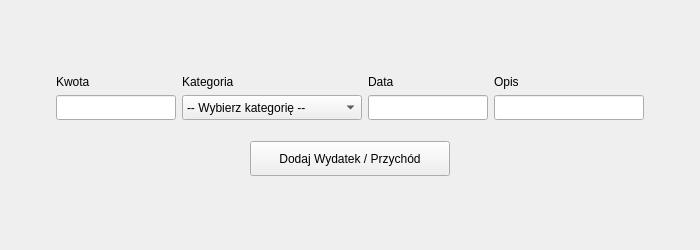
Old version of the form source/AddTransaction.ui in the repository Borejson1/FinanceManager.
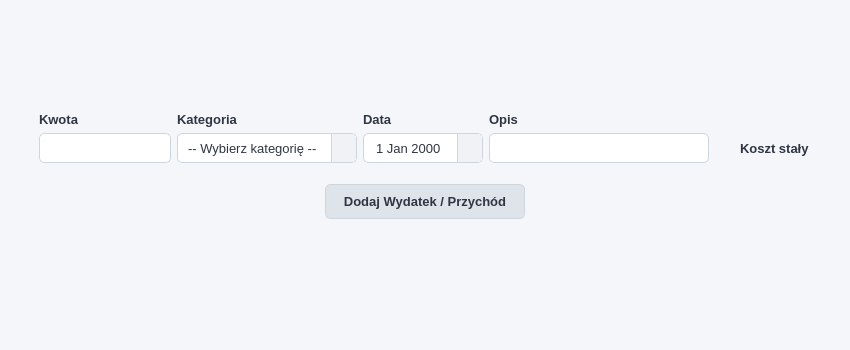
New version of the form.

```diff
--- a/source/AddTransaction.ui
+++ b/source/AddTransaction.ui
@@ -6,13 +6,96 @@
    <rect>
     <x>0</x>
     <y>0</y>
-    <width>700</width>
-    <height>250</height>
+    <width>850</width>
+    <height>350</height>
    </rect>
   </property>
   <property name="windowTitle">
    <string>Form</string>
   </property>
+  <property name="styleSheet">
+   <string notr="true">
+QWidget {
+    background-color: #f5f6fa;
+    color: #2f3542;
+}
+QLabel {
+    font-weight: bold;
+    font-size: 13px;
+    background: transparent;
+}
+QLineEdit, QComboBox, QDateEdit {
+    background-color: #ffffff;
+    border: 1px solid #ced6e0;
+    border-radius: 5px;
+    padding: 5px 10px;
+    font-size: 13px;
+}
+QLineEdit:focus, QComboBox:focus, QDateEdit:focus {
+    border: 1px solid #747d8c;
+    background-color: #fcfcfd;
+}
+QComboBox::drop-down, QDateEdit::drop-down {
+    subcontrol-origin: padding;
+    subcontrol-position: top right;
+    width: 24px;
+    border-left: 1px solid #ced6e0;
+    background-color: #f1f2f6;
+    border-top-right-radius: 4px;
+    border-bottom-right-radius: 4px;
+}
+QComboBox::down-arrow, QDateEdit::down-arrow {
+    image: none;
+}
+QPushButton {
+    background-color: #dfe4ea;
+    border: 1px solid #ced6e0;
+    border-radius: 5px;
+    padding: 8px 15px;
+    font-weight: bold;
+    font-size: 13px;
+}
+QPushButton:hover {
+    background-color: #ced6e0;
+    border: 1px solid #a4b0be;
+}
+QPushButton:pressed {
+    background-color: #a4b0be;
+    color: #ffffff;
+}
+QCheckBox {
+    font-weight: bold;
+    font-size: 13px;
+    padding-left: 5px;
+    background: transparent;
+}
+/* KALENDARZ */
+QCalendarWidget QWidget#qt_calendar_navigationbar {
+    background-color: #f1f2f6;
+    border-bottom: 1px solid #ced6e0;
+}
+QCalendarWidget QToolButton {
+    font-weight: bold;
+    font-size: 13px;
+    background-color: transparent;
+    border: none;
+    padding: 5px;
+    border-radius: 4px;
+}
+QCalendarWidget QToolButton:hover { background-color: #dfe4ea; }
+QCalendarWidget QToolButton:pressed { background-color: #ced6e0; }
+QCalendarWidget QMenu { background-color: #ffffff; border: 1px solid #ced6e0; }
+QCalendarWidget QMenu::item:selected { background-color: #a4b0be; color: white; }
+QCalendarWidget QSpinBox { background-color: #ffffff; border: 1px solid #ced6e0; border-radius: 3px; }
+QCalendarWidget QAbstractItemView:enabled {
+    background-color: #ffffff;
+    selection-background-color: #a4b0be;
+    selection-color: white;
+    outline: none;
+}
+QCalendarWidget QAbstractItemView:disabled { color: #ced6e0; }
+   </string>
+  </property>
   <layout class="QVBoxLayout" name="verticalLayout">
    <item>
     <spacer name="verticalSpacerTop">
@@ -54,23 +137,57 @@
          </item>
          <item row="1" column="0">
           <widget class="QLineEdit" name="editAmount">
-           <property name="minimumSize"><size><width>120</width><height>25</height></size></property>
+           <property name="minimumSize">
+            <size>
+             <width>100</width>
+             <height>30</height>
+            </size>
+           </property>
           </widget>
          </item>
          <item row="1" column="1">
           <widget class="QComboBox" name="comboType">
-           <property name="minimumSize"><size><width>180</width><height>25</height></size></property>
-           <item><property name="text"><string>-- Wybierz kategorię --</string></property></item>
+           <property name="minimumSize">
+            <size>
+             <width>180</width>
+             <height>30</height>
+            </size>
+           </property>
+           <item>
+            <property name="text">
+             <string>-- Wybierz kategorię --</string>
+            </property>
+           </item>
           </widget>
          </item>
          <item row="1" column="2">
-          <widget class="QLineEdit" name="editDate">
-           <property name="minimumSize"><size><width>120</width><height>25</height></size></property>
+          <widget class="QDateEdit" name="editDate">
+           <property name="minimumSize">
+            <size>
+             <width>120</width>
+             <height>30</height>
+            </size>
+           </property>
+           <property name="calendarPopup">
+            <bool>true</bool>
+           </property>
           </widget>
          </item>
          <item row="1" column="3">
           <widget class="QLineEdit" name="lineEdit">
-           <property name="minimumSize"><size><width>150</width><height>25</height></size></property>
+           <property name="minimumSize">
+            <size>
+             <width>220</width>
+             <height>30</height>
+            </size>
+           </property>
+          </widget>
+         </item>
+         <item row="1" column="4">
+          <widget class="QCheckBox" name="checkIsFixed">
+           <property name="text">
+            <string>Koszt stały</string>
+           </property>
           </widget>
          </item>
         </layout>
@@ -116,8 +233,15 @@
    </item>
    <item>
     <spacer name="verticalSpacerBottom">
-     <property name="orientation"><enum>Qt::Vertical</enum></property>
-     <property name="sizeHint" stdset="0"><size><width>20</width><height>40</height></size></property>
+     <property name="orientation">
+      <enum>Qt::Orientation::Vertical</enum>
+     </property>
+     <property name="sizeHint" stdset="0">
+      <size>
+       <width>20</width>
+       <height>120</height>
+      </size>
+     </property>
     </spacer>
    </item>
   </layout>
```
Left out of the diff: 97 changed lines with no effect on the pictures.
